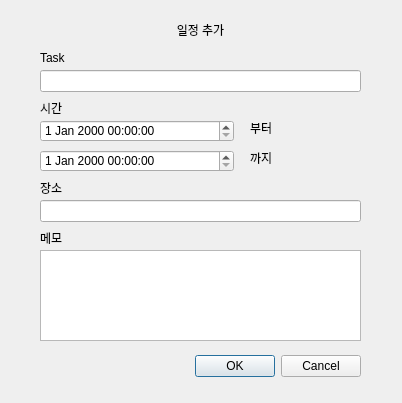
kky107102/qt_scheduler, file editscheduledialog.ui: the form before one commit.
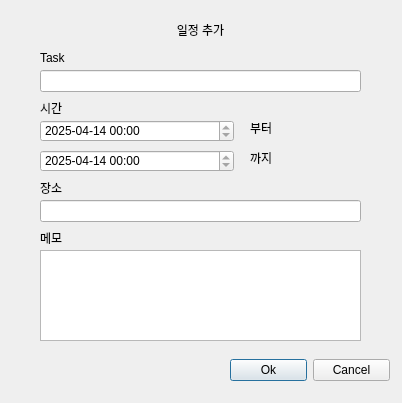
The form after the commit.

Commit message: feat: editscheduledialog default 시간 설정, 예외처리

What changed in the file:
```diff
--- a/editscheduledialog.ui
+++ b/editscheduledialog.ui
@@ -16,22 +16,6 @@
   <property name="autoFillBackground">
    <bool>false</bool>
   </property>
-  <widget class="QDialogButtonBox" name="buttonBox">
-   <property name="geometry">
-    <rect>
-     <x>40</x>
-     <y>350</y>
-     <width>321</width>
-     <height>32</height>
-    </rect>
-   </property>
-   <property name="orientation">
-    <enum>Qt::Orientation::Horizontal</enum>
-   </property>
-   <property name="standardButtons">
-    <set>QDialogButtonBox::StandardButton::Cancel|QDialogButtonBox::StandardButton::Ok</set>
-   </property>
-  </widget>
   <widget class="QLineEdit" name="taskNmLineEdit">
    <property name="geometry">
     <rect>
@@ -126,6 +110,46 @@
      <height>22</height>
     </rect>
    </property>
+   <property name="dateTime">
+    <datetime>
+     <hour>0</hour>
+     <minute>0</minute>
+     <second>0</second>
+     <year>2025</year>
+     <month>4</month>
+     <day>14</day>
+    </datetime>
+   </property>
+   <property name="time">
+    <time>
+     <hour>0</hour>
+     <minute>0</minute>
+     <second>0</second>
+    </time>
+   </property>
+   <property name="maximumDateTime">
+    <datetime>
+     <hour>23</hour>
+     <minute>59</minute>
+     <second>59</second>
+     <year>2025</year>
+     <month>12</month>
+     <day>31</day>
+    </datetime>
+   </property>
+   <property name="minimumDateTime">
+    <datetime>
+     <hour>0</hour>
+     <minute>0</minute>
+     <second>0</second>
+     <year>2025</year>
+     <month>4</month>
+     <day>1</day>
+    </datetime>
+   </property>
+   <property name="displayFormat">
+    <string>yyyy-MM-dd hh:mm</string>
+   </property>
   </widget>
   <widget class="QDateTimeEdit" name="endDateTimeEdit">
    <property name="geometry">
@@ -136,6 +160,42 @@
      <height>22</height>
     </rect>
    </property>
+   <property name="dateTime">
+    <datetime>
+     <hour>0</hour>
+     <minute>0</minute>
+     <second>0</second>
+     <year>2025</year>
+     <month>4</month>
+     <day>14</day>
+    </datetime>
+   </property>
+   <property name="maximumDateTime">
+    <datetime>
+     <hour>23</hour>
+     <minute>59</minute>
+     <second>59</second>
+     <year>2025</year>
+     <month>12</month>
+     <day>31</day>
+    </datetime>
+   </property>
+   <property name="minimumDateTime">
+    <datetime>
+     <hour>0</hour>
+     <minute>0</minute>
+     <second>0</second>
+     <year>2025</year>
+     <month>4</month>
+     <day>1</day>
+    </datetime>
+   </property>
+   <property name="currentSection">
+    <enum>QDateTimeEdit::Section::YearSection</enum>
+   </property>
+   <property name="displayFormat">
+    <string>yyyy-MM-dd hh:mm</string>
+   </property>
   </widget>
   <widget class="QLabel" name="label_5">
    <property name="geometry">
@@ -179,6 +239,32 @@
     <set>Qt::AlignmentFlag::AlignCenter</set>
    </property>
   </widget>
+  <widget class="QWidget" name="horizontalLayoutWidget">
+   <property name="geometry">
+    <rect>
+     <x>230</x>
+     <y>350</y>
+     <width>160</width>
+     <height>41</height>
+    </rect>
+   </property>
+   <layout class="QHBoxLayout" name="horizontalLayout">
+    <item>
+     <widget class="QPushButton" name="okBtn">
+      <property name="text">
+       <string>Ok</string>
+      </property>
+     </widget>
+    </item>
+    <item>
+     <widget class="QPushButton" name="cancelBtn">
+      <property name="text">
+       <string>Cancel</string>
+      </property>
+     </widget>
+    </item>
+   </layout>
+  </widget>
  </widget>
  <resources/>
  <connections>
```
Left out of the diff: 35 changed lines with no effect on the pictures. The commit also changes 3 other files.
